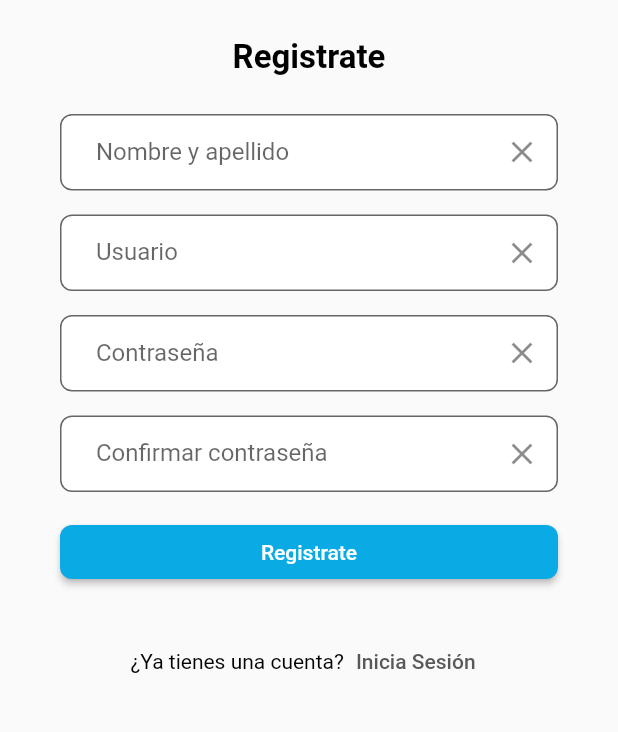
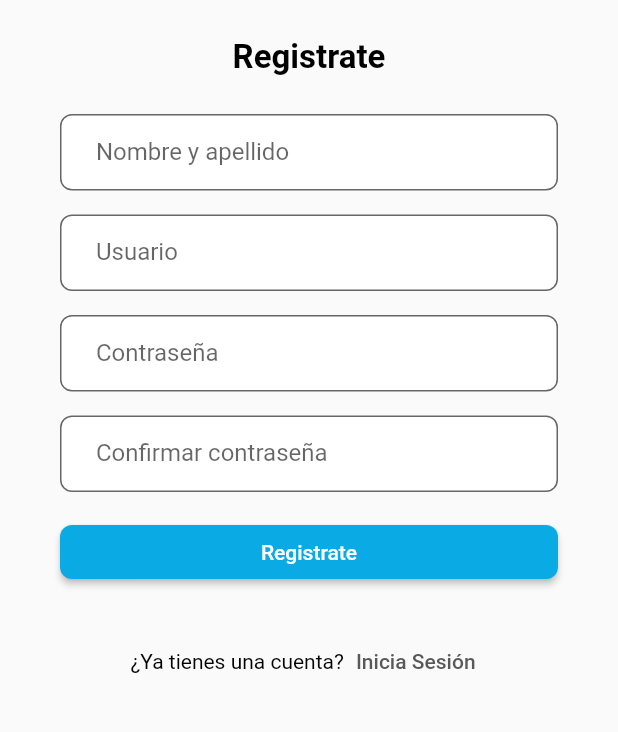
Before and after one commit to lucas1619/rocio_app, a Flutter app: the screen it shows after launch, after a tap on "Regístrate", on a phone screen of 412 x 824 dp, the part 300-1032 px from its top. Run offline on Flutter 3.47's test engine with Material 2 defaults, Android fonts, the phone set to English and light mode, and no system bars.

Commit message:
a vr intentalo :c

```diff
--- /dev/null
+++ b/lib/domain/auth/user.dart
@@ -0,0 +1,11 @@
+class User {
+  int id;
+  String name;
+  String username;
+
+  User({
+    required this.id,
+    required this.name,
+    required this.username,
+  });
+}
--- a/lib/main.dart
+++ b/lib/main.dart
@@ -1,8 +1,19 @@
 import 'package:flutter/material.dart';
 import 'package:rocio_app/routes.dart';
+import 'package:provider/provider.dart';
+import 'package:rocio_app/store/auth.dart';
+import 'package:rocio_app/store/field.dart';
 
 void main() {
-  runApp(const MyApp());
+  runApp(
+    MultiProvider(
+      providers: [
+        ChangeNotifierProvider(create: (_) => AuthStore()),
+        ChangeNotifierProvider(create: (_)=> FieldStore())
+      ],
+      child: const MyApp(),
+    ),
+  );
 }
 
 class MyApp extends StatelessWidget {
--- a/lib/pages/field/create_field.dart
+++ b/lib/pages/field/create_field.dart
@@ -19,7 +19,7 @@ class _BaseScreenState extends State<BaseScreen> {
     return Scaffold(
         appBar: AppBar(
           leading: IconButton(
-            icon: Icon(Icons.arrow_back),
+            icon: const Icon(Icons.arrow_back),
             onPressed: () {
               Navigator.pop(context);
             },
@@ -29,7 +29,7 @@ class _BaseScreenState extends State<BaseScreen> {
           centerTitle: true,
         ),
         body: Container(
-          padding: EdgeInsets.all(20.0),
+          padding: const EdgeInsets.all(20.0),
           child: ListView(
             children: [
               MyTextWidget(
@@ -46,7 +46,7 @@ class _BaseScreenState extends State<BaseScreen> {
               const SizedBox(
                 height: 20,
               ),
-              InputTextField(),
+              const InputTextField(),
               const SizedBox(
                 height: 20,
               ),
--- a/lib/pages/login/login.dart
+++ b/lib/pages/login/login.dart
@@ -1,7 +1,8 @@
-import 'package:flutter/foundation.dart';
 import 'package:flutter/material.dart';
 import 'package:rocio_app/components/text_field/primary_text_field.dart';
 import 'package:rocio_app/components/button/primary_button.dart';
+import 'package:rocio_app/store/auth.dart';
+import 'package:provider/provider.dart';
 
 class LoginPage extends StatelessWidget {
   LoginPage({Key? key}) : super(key: key);
@@ -10,19 +11,16 @@ class LoginPage extends StatelessWidget {
   final TextEditingController _passwordController = TextEditingController();
   // on login button pressed
   void _login(BuildContext context) {
-    if (kDebugMode) {
-      print('Username: ${_usernameController.text}');
-      print('Password: ${_passwordController.text}');
-    }
     String username = _usernameController.text;
     String password = _passwordController.text;
 
-    if (username == 'admin' && password == 'admin') {
+    bool isLogged = context.read<AuthStore>().login(username, password);
+
+    if (isLogged) {
       Navigator.pushNamed(context, '/field');
       _usernameController.clear();
       _passwordController.clear();
     } else {
-      // alert dialog
       showDialog(
         context: context,
         builder: (BuildContext context) {
@@ -41,13 +39,6 @@ class LoginPage extends StatelessWidget {
         },
       );
     }
-  }
-
-  void _register(BuildContext context) {
-    if (kDebugMode) {
-      print('Register');
-    }
-    Navigator.pushNamed(context, '/signup');
   }
 
   @override
@@ -121,7 +112,7 @@ class LoginPage extends StatelessWidget {
                               ),
                               TextButton(
                                 onPressed: () {
-                                  _register(context);
+                                  Navigator.pushNamed(context, '/signup');
                                 },
                                 child: const Text(
                                   'Regístrate',
--- a/lib/pages/signup/signup.dart
+++ b/lib/pages/signup/signup.dart
@@ -1,5 +1,8 @@
-import 'package:flutter/foundation.dart';
 import 'package:flutter/material.dart';
+import 'package:rocio_app/store/auth.dart';
+import 'package:provider/provider.dart';
+import 'package:rocio_app/components/text_field/primary_text_field.dart';
+import 'package:rocio_app/components/button/primary_button.dart';
 
 class SignupPage extends StatelessWidget {
   SignupPage({Key? key}) : super(key: key);
@@ -10,20 +13,31 @@ class SignupPage extends StatelessWidget {
   final TextEditingController _confirmPasswordController =
       TextEditingController();
   // on login button pressed
-  void _register() {
-    if (kDebugMode) {
-      print('Name: ${_nameController.text}');
-      print('Username: ${_usernameController.text}');
-      print('Password: ${_passwordController.text}');
-      print('Confirm Password: ${_confirmPasswordController.text}');
+  void _register(BuildContext context) {
+    bool isRegistered = context.read<AuthStore>().register(_nameController.text,
+        _usernameController.text, _passwordController.text);
+    if (isRegistered) {
+      Navigator.pushNamed(context, '/login');
+    } else {
+      showDialog(
+        context: context,
+        builder: (BuildContext context) {
+          return AlertDialog(
+            title: const Text('Error'),
+            content: const Text(
+                'Ocurrio un error al registrarse, intente nuevamente'),
+            actions: [
+              TextButton(
+                onPressed: () {
+                  Navigator.of(context).pop();
+                },
+                child: const Text('Aceptar'),
+              ),
+            ],
+          );
+        },
+      );
     }
-  }
-
-  void _login(BuildContext context) {
-    if (kDebugMode) {
-      print('Register');
-    }
-    Navigator.pushNamed(context, '/login');
   }
 
   @override
@@ -60,110 +74,31 @@ class SignupPage extends StatelessWidget {
                         horizontal: 40.0, vertical: 25.0),
                     child: Column(
                       children: [
-                        TextFormField(
-                          controller: _nameController,
-                          decoration: InputDecoration(
-                            suffixIcon: IconButton(
-                              onPressed: _nameController.clear,
-                              icon: const Icon(Icons.clear),
-                            ),
+                        PrimaryTextField(
+                            controller: _nameController,
                             labelText: 'Nombre y apellido',
-                            hintText: 'Nombre y apellido',
-                            filled: true,
-                            fillColor: Colors.white,
-                            border: OutlineInputBorder(
-                              borderRadius: BorderRadius.circular(8.0),
-                            ),
-                            contentPadding: const EdgeInsets.symmetric(
-                              vertical: 16.0,
-                              horizontal: 24.0,
-                            ), // Padding personalizado
-                          ),
-                        ),
+                            hintText: 'Nombre y apellido'),
                         const SizedBox(height: 16.0),
-                        TextFormField(
-                          controller: _usernameController,
-                          decoration: InputDecoration(
-                            suffixIcon: IconButton(
-                              onPressed: _usernameController.clear,
-                              icon: const Icon(Icons.clear),
-                            ),
+                        PrimaryTextField(
+                            controller: _usernameController,
                             labelText: 'Usuario',
-                            hintText: 'Usuario',
-                            filled: true,
-                            fillColor: Colors.white,
-                            border: OutlineInputBorder(
-                              borderRadius: BorderRadius.circular(8.0),
-                            ),
-                            contentPadding: const EdgeInsets.symmetric(
-                              vertical: 16.0,
-                              horizontal: 24.0,
-                            ), // Padding personalizado
-                          ),
-                        ),
+                            hintText: 'Usuario'),
                         const SizedBox(height: 16.0),
-                        TextFormField(
-                          controller: _passwordController,
-                          decoration: InputDecoration(
-                            suffixIcon: IconButton(
-                              onPressed: _passwordController.clear,
-                              icon: const Icon(Icons.clear),
-                            ),
+                        PrimaryTextField(
+                            controller: _passwordController,
                             labelText: 'Contraseña',
                             hintText: 'Contraseña',
-                            filled: true,
-                            fillColor: Colors.white,
-                            border: OutlineInputBorder(
-                              borderRadius: BorderRadius.circular(8.0),
-                            ),
-                            contentPadding: const EdgeInsets.symmetric(
-                              vertical: 16.0,
-                              horizontal: 24.0,
-                            ), // Padding personalizado
-                          ),
-                          obscureText: true,
-                        ),
+                            obscureText: true),
                         const SizedBox(height: 16.0),
-                        TextFormField(
-                          controller: _confirmPasswordController,
-                          decoration: InputDecoration(
-                            suffixIcon: IconButton(
-                              onPressed: _confirmPasswordController.clear,
-                              icon: const Icon(Icons.clear),
-                            ),
+                        PrimaryTextField(
+                            controller: _confirmPasswordController,
                             labelText: 'Confirmar contraseña',
                             hintText: 'Confirmar contraseña',
-                            filled: true,
-                            fillColor: Colors.white,
-                            border: OutlineInputBorder(
-                              borderRadius: BorderRadius.circular(8.0),
-                            ),
-                            contentPadding: const EdgeInsets.symmetric(
-                              vertical: 16.0,
-                              horizontal: 24.0,
-                            ), // Padding personalizado
-                          ),
-                          obscureText: true,
-                        ),
+                            obscureText: true),
                         const SizedBox(height: 16.0),
-                        ElevatedButton(
-                          onPressed: _register,
-                          style: ElevatedButton.styleFrom(
-                            padding: const EdgeInsets.symmetric(
-                                horizontal:
-                                    16.0), // añadir un padding horizontal
-                            shape: RoundedRectangleBorder(
-                              borderRadius: BorderRadius.circular(
-                                  8.0), // agregar bordes redondeados
-                            ),
-                          ),
-                          child: const SizedBox(
-                            width: double.infinity, // ancho completo
-                            child: Text(
-                              'Registrate',
-                              textAlign: TextAlign.center, // centrar el texto
-                            ),
-                          ),
+                        PrimaryButton(
+                          action: _register,
+                          label: 'Registrate',
                         ),
                         const SizedBox(height: 25.0),
                         Row(
@@ -178,7 +113,7 @@ class SignupPage extends StatelessWidget {
                             ),
                             TextButton(
                               onPressed: () {
-                                _login(context);
+                                Navigator.pushNamed(context, '/login');
                               },
                               child: const Text(
                                 'Inicia Sesión',
--- a/lib/widgets/dropdown_button.dart
+++ b/lib/widgets/dropdown_button.dart
@@ -27,12 +27,12 @@ class _CustomDropdownButtonState extends State<CustomDropdownButton> {
         borderRadius: BorderRadius.circular(4),
       ),
       height: 60,
-      padding: EdgeInsets.symmetric(horizontal: 16),
+      padding: const EdgeInsets.symmetric(horizontal: 16),
       child: DropdownButton<String>(
         value: _selectedItem,
         hint: Text(widget.hint),
         isExpanded: true,
-        underline: SizedBox(),
+        underline: const SizedBox(),
         items: widget.items.map((String value) {
           return DropdownMenuItem<String>(
             value: value,
--- a/pubspec.yaml
+++ b/pubspec.yaml
@@ -35,6 +35,7 @@ dependencies:
   # The following adds the Cupertino Icons font to your application.
   # Use with the CupertinoIcons class for iOS style icons.
   cupertino_icons: ^1.0.2
+  provider: ^6.0.5
 
 dev_dependencies:
   flutter_test:
```
Also changed, not shown: lib/components/app_bar/app_bar_field.dart (+3 -19 lines), lib/pages/crop/create_crop.dart (+5 -5 lines), lib/pages/crop/edit_crop.dart (+5 -5 lines), lib/pages/field/edit_field.dart (+5 -5 lines), lib/pages/field/field.dart (+41 -6 lines), lib/store/auth.dart (added, +35 -0 lines), lib/store/field.dart (added, +16 -0 lines), lib/widgets/custom_button.dart (+9 -10 lines), pubspec.lock.
